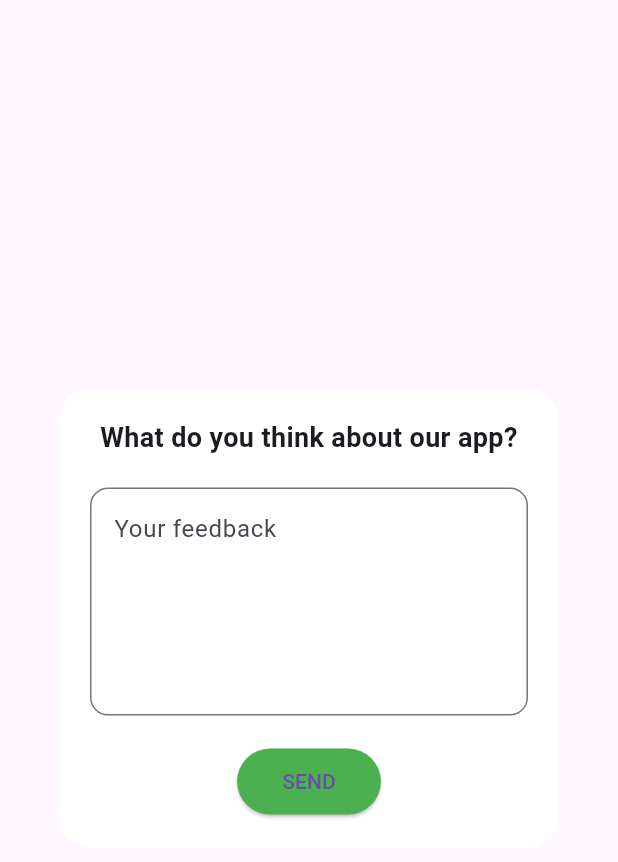
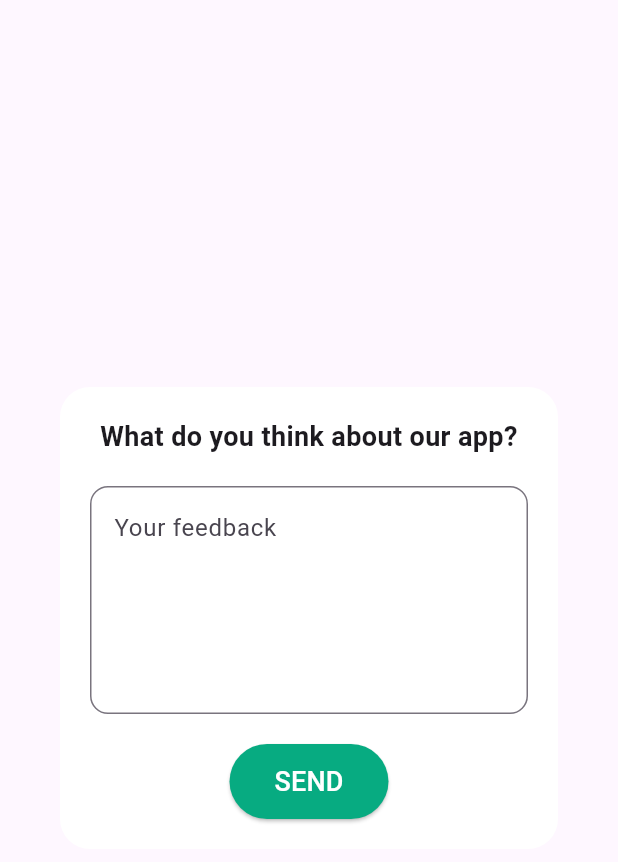
Before and after one commit to MhaamadAli/Cue-App, a Flutter app: the FeedbackDialog widget shown alone on an empty page, opened directly, on a phone screen of 412 x 824 dp. Shown: the top 862 px of the screen. Run offline on Flutter 3.47's test engine with Material 3 defaults, Android fonts, the phone set to English and light mode, and no system bars; our stand-ins replace flutter_map, flutter_secure_storage, flutter_svg, geolocator, google_fonts, latlong2 and 1 more; accounts and stored records are empty.

Commit message:
frontend: fixed feedback dialog styling

```diff
--- a/mobile/lib/screens/profile/feedback_dialog.dart
+++ b/mobile/lib/screens/profile/feedback_dialog.dart
@@ -17,7 +17,10 @@ class _FeedbackDialogState extends State<FeedbackDialog> {
   @override
   Widget build(BuildContext context) {
     return Dialog(
-      shape: RoundedRectangleBorder(borderRadius: BorderRadius.circular(20)),
+      shadowColor: Color(0xFF06D6A0),
+      shape: RoundedRectangleBorder(
+        borderRadius: BorderRadius.circular(20),
+      ),
       elevation: 0,
       backgroundColor: Colors.white,
       child: Container(
@@ -47,12 +50,17 @@ class _FeedbackDialogState extends State<FeedbackDialog> {
             ElevatedButton(
               onPressed: () => _sendFeedback(context),
               style: ElevatedButton.styleFrom(
-                backgroundColor: Colors.green,
+                backgroundColor: Color(0xFF07AB81),
                 shape: const StadiumBorder(),
                 padding:
                     const EdgeInsets.symmetric(horizontal: 30, vertical: 12),
               ),
-              child: const Text('SEND'),
+              child: const Text(
+                'SEND',
+                style: TextStyle(
+                  fontSize: 18,
+                  color: Colors.white,),
+              ),
             ),
           ],
         ),
```
